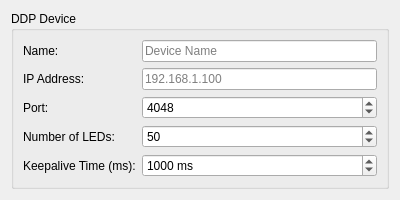
The window that qt/ManualDevicesSettingsPage/DDPSettingsEntry/DDPSettingsEntry.ui (CalcProgrammer1/OpenRGB) describes before a commit, drawn with Qt 5.
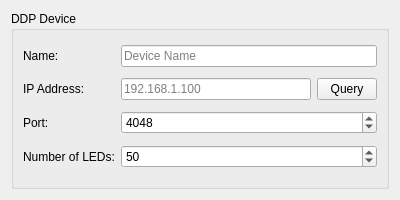
The same window after the commit.

Commit message:
Improve DDP settings UI: remove keepalive controls and add device query
- Remove keepalive UI controls - not needed, uses sensible 1000ms default
- Add Query button to auto-populate device name and LED count from device
- Supports WLED JSON responses and standard DDP status queries
- Cleaner, more user-friendly interface with automatic device detection
- Manual entry still available as fallback for non-responsive devices

```diff
--- a/qt/ManualDevicesSettingsPage/DDPSettingsEntry/DDPSettingsEntry.ui
+++ b/qt/ManualDevicesSettingsPage/DDPSettingsEntry/DDPSettingsEntry.ui
@@ -48,11 +48,28 @@
        </widget>
       </item>
       <item row="1" column="1">
-       <widget class="QLineEdit" name="IPEdit">
-        <property name="placeholderText">
-         <string>192.168.1.100</string>
-        </property>
-       </widget>
+       <layout class="QHBoxLayout" name="ipLayout">
+        <item>
+         <widget class="QLineEdit" name="IPEdit">
+          <property name="placeholderText">
+           <string>192.168.1.100</string>
+          </property>
+         </widget>
+        </item>
+        <item>
+         <widget class="QPushButton" name="QueryButton">
+          <property name="text">
+           <string>Query</string>
+          </property>
+          <property name="maximumSize">
+           <size>
+            <width>60</width>
+            <height>16777215</height>
+           </size>
+          </property>
+         </widget>
+        </item>
+       </layout>
       </item>
       <item row="2" column="0">
        <widget class="QLabel" name="PortLabel">
@@ -94,32 +111,6 @@
         </property>
        </widget>
       </item>
-      <item row="4" column="0">
-       <widget class="QLabel" name="KeepaliveLabel">
-        <property name="text">
-         <string>Keepalive Time (ms):</string>
-        </property>
-       </widget>
-      </item>
-      <item row="4" column="1">
-       <widget class="QSpinBox" name="KeepaliveSpinBox">
-        <property name="minimum">
-         <number>0</number>
-        </property>
-        <property name="maximum">
-         <number>60000</number>
-        </property>
-        <property name="value">
-         <number>1000</number>
-        </property>
-        <property name="suffix">
-         <string> ms</string>
-        </property>
-        <property name="specialValueText">
-         <string>Disabled</string>
-        </property>
-       </widget>
-      </item>
      </layout>
     </widget>
    </item>
```
The commit also changes 3 other files.
